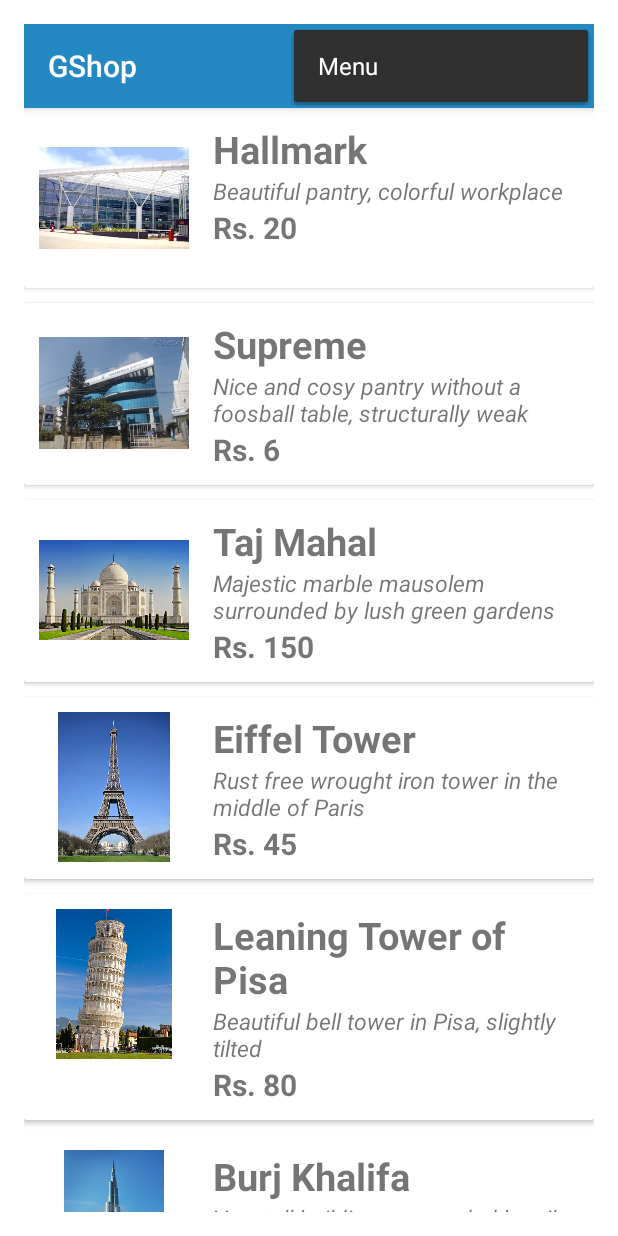
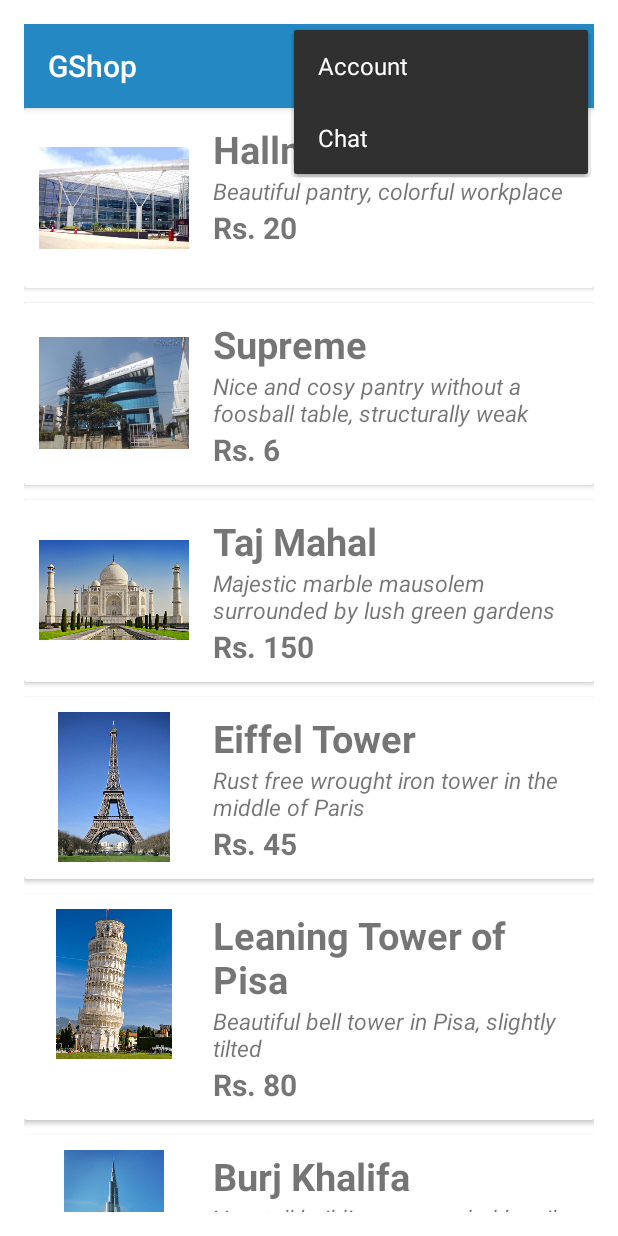
Before and after one commit to prongs05/codehack, an Android app: the screen it shows after launch (RecyclerViewActivity), with the options menu open, on a phone screen of 412 x 824 dp. Run offline under Robolectric (Android 15) with nearby library versions, the phone set to English and light mode, and no system bars.

Commit message:
new menu

```diff
--- a/GShop/app/src/main/res/menu/menu.xml
+++ b/GShop/app/src/main/res/menu/menu.xml
@@ -4,7 +4,15 @@
     <item
         android:id="@+id/action_settings"
         android:orderInCategory="100"
-        android:title="@string/action_settings"
-        app:showAsAction="never" />
+        android:title="Account"
+        app:showAsAction="never"/>
+    />
+
+    <item
+        android:id="@+id/chat"
+        android:orderInCategory="100"
+        android:title="Chat"
+        app:showAsAction="never"/>
+    />
 
 </menu>
```
Also changed, not shown: GShop/app/src/main/java/com/gshop/schatu2/gshop/CardViewActivity.java (deleted, +0 -27 lines), GShop/app/src/main/res/layout/card_single.xml (deleted, +0 -50 lines).
